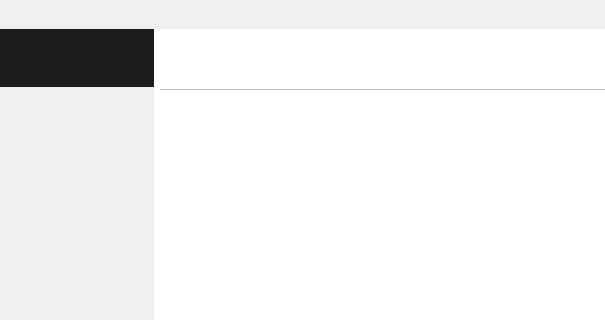
qTox/qTox, file mainwindow.ui: the form before one commit; both pictures show x 107 to 712 and y 0 to 320 of the 712 by 539 pixel window.
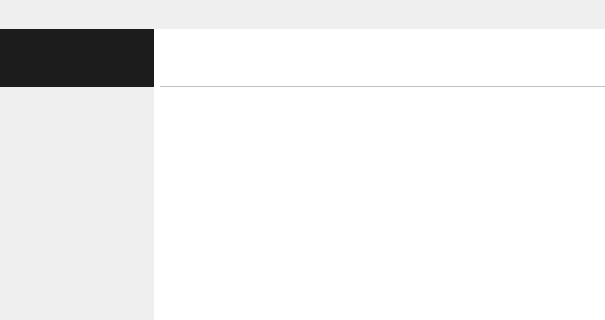
The form after the commit. Icons and pictures are not drawn. Custom widgets are drawn as their Qt base class.

Commit message: first thing's first, gotta placate the ocd

```diff
--- a/mainwindow.ui
+++ b/mainwindow.ui
@@ -3115,13 +3115,13 @@
           <property name="minimumSize">
            <size>
             <width>0</width>
-            <height>60</height>
+            <height>57</height>
            </size>
           </property>
           <property name="maximumSize">
            <size>
             <width>16777215</width>
-            <height>60</height>
+            <height>57</height>
            </size>
           </property>
           <property name="mouseTracking">
```
